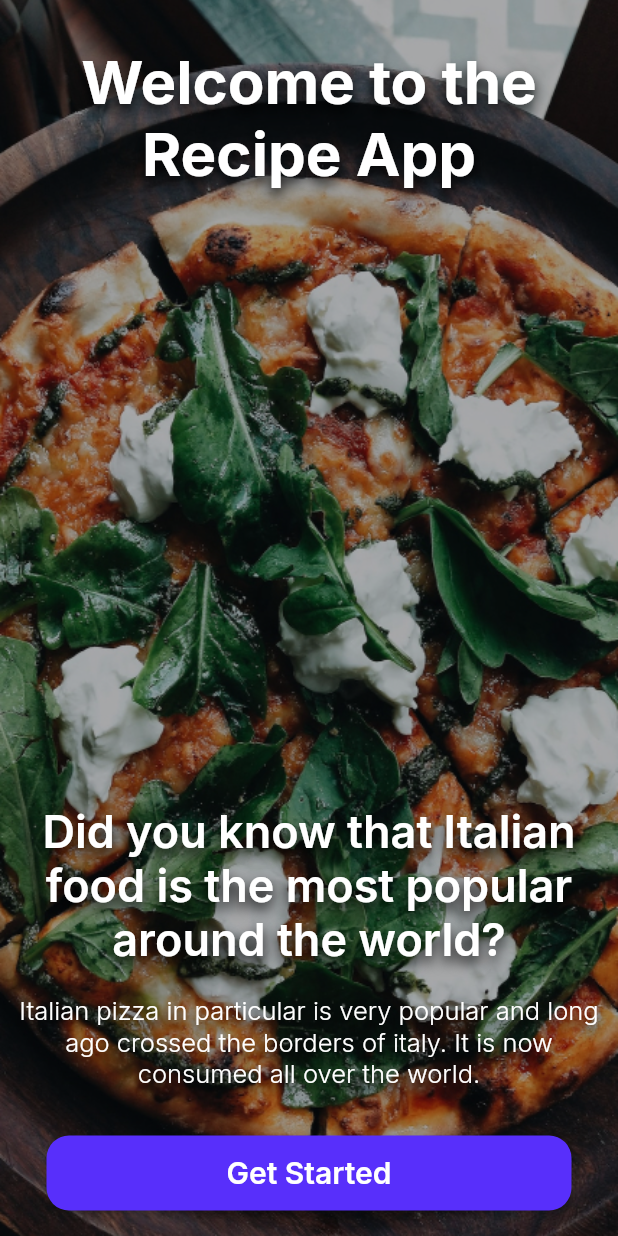
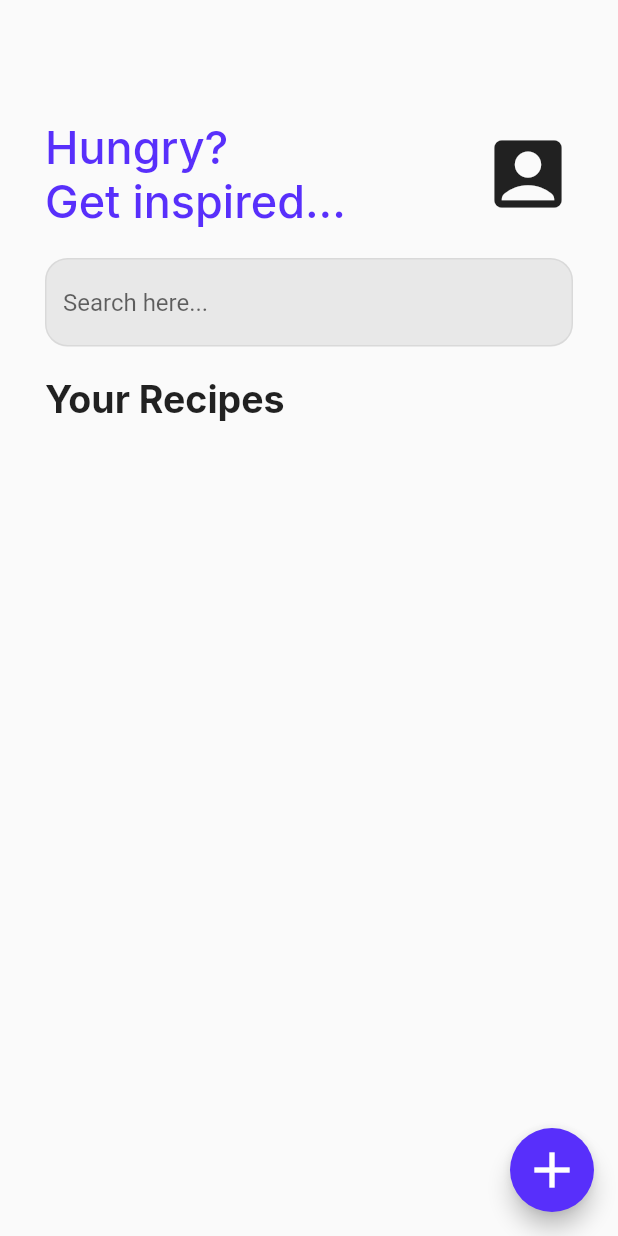
Before and after one commit to ChristianAsilo/recipe-app-flutter, a Flutter app: the screen it shows after launch, after a tap on "Get Started", on a phone screen of 412 x 824 dp. Run offline on Flutter 3.47's test engine with Material 2 defaults, Android fonts, the phone set to English and light mode, and no system bars; our stand-ins replace google_fonts.

Commit message:
feat: added recipe overview page - Created recipe overview page - Created add meal buttom sheet - Added function on onboarding page button - Added strings into constants - Added theme for overview page and add meal buttom sheet

```diff
--- a/lib/utils/app_theme.dart
+++ b/lib/utils/app_theme.dart
@@ -45,4 +45,20 @@ class RecipeAppTheme {
       color: Colors.white,
     ),
   );
+
+  static TextTheme lightTextTheme = TextTheme(
+    titleMedium: GoogleFonts.inter(
+      color: const Color.fromRGBO(88, 47, 251, 1),
+      fontSize: 30,
+      fontWeight: FontWeight.w500,
+    ),
+    titleLarge: GoogleFonts.inter(
+      fontSize: 25,
+      fontWeight: FontWeight.bold,
+    ),
+    titleSmall: GoogleFonts.inter(
+      fontSize: 30,
+      fontWeight: FontWeight.w400,
+    ),
+  );
 }
--- a/lib/utils/string_constants.dart
+++ b/lib/utils/string_constants.dart
@@ -4,3 +4,15 @@ const detailsLabel = 'Did you know that Italian food is the most popular around
 const descriptionLabel = 'Italian pizza in particular is very popular and long ago crossed the borders of italy.'
     ' It is now consumed all over the world.';
 const getStartedLabel = 'Get Started';
+
+//Overview Page
+const hungryLabel = 'Hungry?';
+const getInspiredLabel = 'Get inspired...';
+const searchHintLabel = 'Search here...';
+const yourRecipesLabel = 'Your Recipes';
+
+//AddMealBottomSheet
+const enterMealNameLabel = 'Enter your Meal name...';
+const mealLabel = 'Meal';
+const hintTextLabel = 'Enter your Meal here...';
+const addMealLabel = 'Add Meal';
--- a/lib/widget/onboarding_page.dart
+++ b/lib/widget/onboarding_page.dart
@@ -2,6 +2,7 @@ import 'package:flutter/material.dart';
 import 'package:recipe_app_flutter/utils/app_theme.dart';
 import 'package:recipe_app_flutter/utils/spacing.dart';
 import 'package:recipe_app_flutter/utils/string_constants.dart';
+import 'package:recipe_app_flutter/widget/recipe_overview_page.dart';
 
 class OnBoardingPage extends StatelessWidget {
   const OnBoardingPage({Key? key}) : super(key: key);
@@ -23,25 +24,25 @@ class OnBoardingPage extends StatelessWidget {
             Expanded(
               child: Column(
                 children: [
-                  const VerticalSpace(height: 30),
+                  const VerticalSpace(height: 30.0),
                   Text(
                     welcomeLabel,
                     textAlign: TextAlign.center,
                     style: RecipeAppTheme.darkTextTheme.titleLarge,
                   ),
-                  const VerticalSpace(height: 410),
+                  const VerticalSpace(height: 410.0),
                   Text(
                     detailsLabel,
                     textAlign: TextAlign.center,
                     style: RecipeAppTheme.darkTextTheme.displayMedium,
                   ),
-                  const VerticalSpace(height: 20),
+                  const VerticalSpace(height: 20.0),
                   Text(
                     descriptionLabel,
                     textAlign: TextAlign.center,
                     style: RecipeAppTheme.darkTextTheme.displaySmall,
                   ),
-                  const VerticalSpace(height: 30),
+                  const VerticalSpace(height: 30.0),
 
                   //TODO: convert to reusable ElevatedButton later
                   ElevatedButton(
@@ -49,18 +50,17 @@ class OnBoardingPage extends StatelessWidget {
                       backgroundColor: const MaterialStatePropertyAll(Color.fromRGBO(88, 47, 251, 1)),
                       shape: MaterialStatePropertyAll(
                         RoundedRectangleBorder(
-                          borderRadius: BorderRadius.circular(15),
+                          borderRadius: BorderRadius.circular(15.0),
                         ),
                       ),
                       fixedSize: const MaterialStatePropertyAll(
                         Size(350, 50),
                       ),
                     ),
-
-                    //TODO: add function later
-                    onPressed: () {},
+                    onPressed: () => Navigator.pushReplacement(
+                        context, MaterialPageRoute(builder: (_) => const RecipeOverViewPage())),
                     child: Text(getStartedLabel, style: RecipeAppTheme.darkTextTheme.titleMedium),
-                  )
+                  ),
                 ],
               ),
             ),
--- /dev/null
+++ b/lib/widget/recipe_overview_page.dart
@@ -0,0 +1,77 @@
+import 'package:flutter/material.dart';
+import 'package:recipe_app_flutter/utils/app_theme.dart';
+import 'package:recipe_app_flutter/utils/spacing.dart';
+import 'package:recipe_app_flutter/utils/string_constants.dart';
+import 'package:recipe_app_flutter/widget/add_meal_buttom_sheet.dart';
+
+class RecipeOverViewPage extends StatelessWidget {
+  const RecipeOverViewPage({Key? key}) : super(key: key);
+
+  @override
+  Widget build(BuildContext context) {
+    return Scaffold(
+      body: Padding(
+        padding: const EdgeInsets.all(30),
+        child: Column(
+          crossAxisAlignment: CrossAxisAlignment.start,
+          children: [
+            const VerticalSpace(height: 50),
+            Row(
+              mainAxisAlignment: MainAxisAlignment.spaceBetween,
+              children: [
+                Column(
+                  crossAxisAlignment: CrossAxisAlignment.start,
+                  children: [
+                    Text(
+                      hungryLabel,
+                      textAlign: TextAlign.left,
+                      style: RecipeAppTheme.lightTextTheme.titleMedium,
+                    ),
+                    Text(
+                      getInspiredLabel,
+                      textAlign: TextAlign.left,
+                      style: RecipeAppTheme.lightTextTheme.titleMedium,
+                    ),
+                  ],
+                ),
+                const Icon(Icons.account_box, size: 60)
+              ],
+            ),
+            const VerticalSpace(height: 20.0),
+            TextField(
+              decoration: InputDecoration(
+                filled: true,
+                fillColor: Colors.grey.withOpacity(0.2),
+                hintText: searchHintLabel,
+                enabledBorder: OutlineInputBorder(
+                  borderSide: BorderSide(
+                    color: Colors.grey.withOpacity(0.2),
+                  ),
+                  borderRadius: const BorderRadius.all(
+                    Radius.circular(15),
+                  ),
+                ),
+              ),
+            ),
+            const VerticalSpace(height: 20.0),
+            Text(yourRecipesLabel, style: RecipeAppTheme.lightTextTheme.titleLarge),
+            //TODO: add Recipes later
+          ],
+        ),
+      ),
+      floatingActionButton: FloatingActionButton(
+        onPressed: () {
+          showModalBottomSheet(
+              context: context,
+              shape: const RoundedRectangleBorder(borderRadius: BorderRadius.vertical(top: Radius.circular(25.0))),
+              builder: (BuildContext context) => const AddMealBottomSheet());
+        },
+        backgroundColor: const Color.fromRGBO(88, 47, 251, 1),
+        child: const Icon(
+          Icons.add,
+          size: 40,
+        ),
+      ),
+    );
+  }
+}
```
Also changed, not shown: lib/widget/add_meal_buttom_sheet.dart (added, +78 -0 lines).
